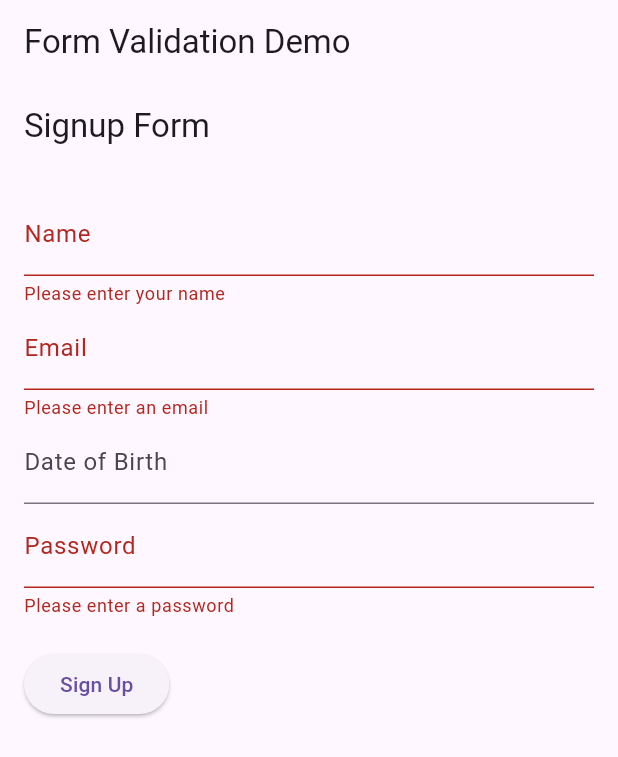
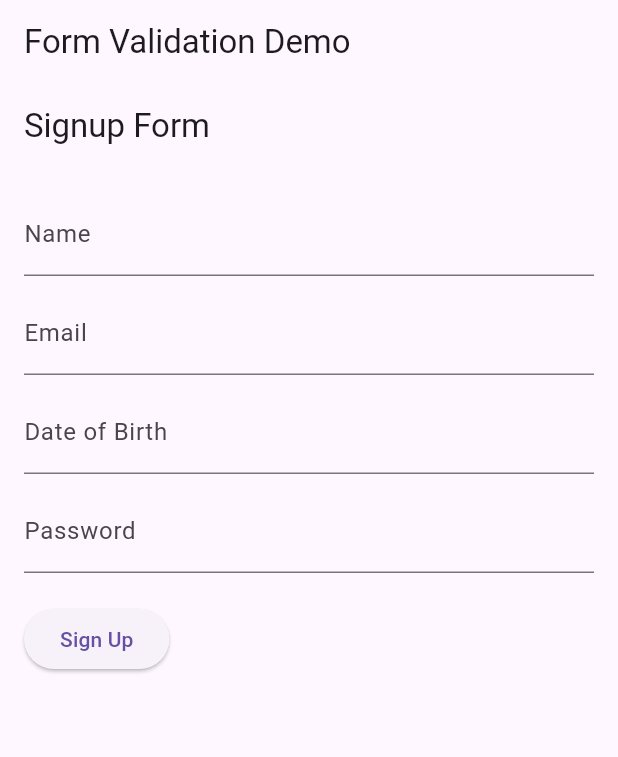
Before and after one commit to nikhilchowdary-yamani/signup_page, a Flutter app: the screen it shows after launch, after a tap on "Sign Up", on a phone screen of 412 x 824 dp. Shown: the top 757 px of the screen. Run offline on Flutter 3.47's test engine with Material 3 defaults, Android fonts, the phone set to English and light mode, and no system bars; drawn by our look-alikes of flutter_form_builder; our stand-ins replace form_builder_validators.

```diff
--- a/lib/main.dart
+++ b/lib/main.dart
@@ -1,6 +1,9 @@
 import 'package:flutter/material.dart';
 import 'package:flutter_form_builder/flutter_form_builder.dart';
+import 'package:form_builder_validators/form_builder_validators.dart';
+import 'package:intl/intl.dart';
 import 'home_page.dart';
+
 void main() => runApp(const MyApp());
 
 class MyApp extends StatelessWidget {
@@ -11,6 +14,7 @@ class MyApp extends StatelessWidget {
     const appTitle = 'Form Validation Demo';
     return MaterialApp(
       title: appTitle,
+      theme: ThemeData(primarySwatch: Colors.blue),
       home: Scaffold(
         appBar: AppBar(
           title: const Text(appTitle),
@@ -29,22 +33,13 @@ class SignupPage extends StatefulWidget {
 }
 
 class SignupPageState extends State<SignupPage> {
-  final _formKey = GlobalKey<FormState>();
-  final TextEditingController _nameController = TextEditingController();
-  final TextEditingController _emailController = TextEditingController();
-  final TextEditingController _dobController = TextEditingController();
-  final TextEditingController _passwordController = TextEditingController();
+  final _formKey = GlobalKey<FormBuilderState>();
 
   void _submitForm() {
-    if (_formKey.currentState!.validate()) {
+    if (_formKey.currentState?.saveAndValidate() ?? false) {
       ScaffoldMessenger.of(context).showSnackBar(
         const SnackBar(content: Text('Signup Successful!')),
       );
-
-      _nameController.clear();
-      _emailController.clear();
-      _dobController.clear();
-      _passwordController.clear();
 
       Navigator.push(
         context,
@@ -59,48 +54,44 @@ class SignupPageState extends State<SignupPage> {
       appBar: AppBar(title: const Text('Signup Form')),
       body: Padding(
         padding: const EdgeInsets.all(16.0),
-        child: Form(
+        child: FormBuilder(
           key: _formKey,
           child: Column(
             crossAxisAlignment: CrossAxisAlignment.start,
             children: [
-              TextFormField(
-                controller: _nameController,
+              FormBuilderTextField(
+                name: 'name',
                 decoration: const InputDecoration(labelText: "Name"),
-                validator: (value) => value == null || value.isEmpty
-                    ? 'Please enter your name'
-                    : null,
+                validator: FormBuilderValidators.required(),
               ),
-              TextFormField(
-                controller: _emailController,
+              const SizedBox(height: 10),
+              FormBuilderTextField(
+                name: 'email',
                 decoration: const InputDecoration(labelText: "Email"),
-                validator: (value) {
-                  if (value == null || value.isEmpty)
-                    return 'Please enter an email';
-                  if (!RegExp(
-                          r'^[a-zA-Z0-9_.+-]+@[a-zA-Z0-9-]+\.[a-zA-Z0-9-.]+$')
-                      .hasMatch(value)) {
-                    return 'Enter a valid email';
-                  }
-                  return null;
-                },
+                validator: FormBuilderValidators.compose([
+                  FormBuilderValidators.required(),
+                  FormBuilderValidators.email(),
+                ]),
               ),
-              TextFormField(
-                controller: _dobController,
+              const SizedBox(height: 10),
+              FormBuilderDateTimePicker(
+                name: 'dob',
                 decoration: const InputDecoration(labelText: "Date of Birth"),
-                keyboardType: TextInputType.datetime,
+                inputType: InputType.date,
+                format: DateFormat("MM/dd/yyyy"),
+                lastDate: DateTime.now(),
+                validator: FormBuilderValidators.required(),
               ),
-              TextFormField(
-                controller: _passwordController,
+              const SizedBox(height: 10),
+              FormBuilderTextField(
+                name: 'password',
                 decoration: const InputDecoration(labelText: "Password"),
                 obscureText: true,
-                validator: (value) {
-                  if (value == null || value.isEmpty)
-                    return 'Please enter a password';
-                  if (value.length < 8)
-                    return 'Password must be at least 8 characters';
-                  return null;
-                },
+                validator: FormBuilderValidators.compose([
+                  FormBuilderValidators.required(),
+                  FormBuilderValidators.minLength(8,
+                      errorText: 'Password must be at least 8 characters'),
+                ]),
               ),
               const SizedBox(height: 20),
               ElevatedButton(
```
